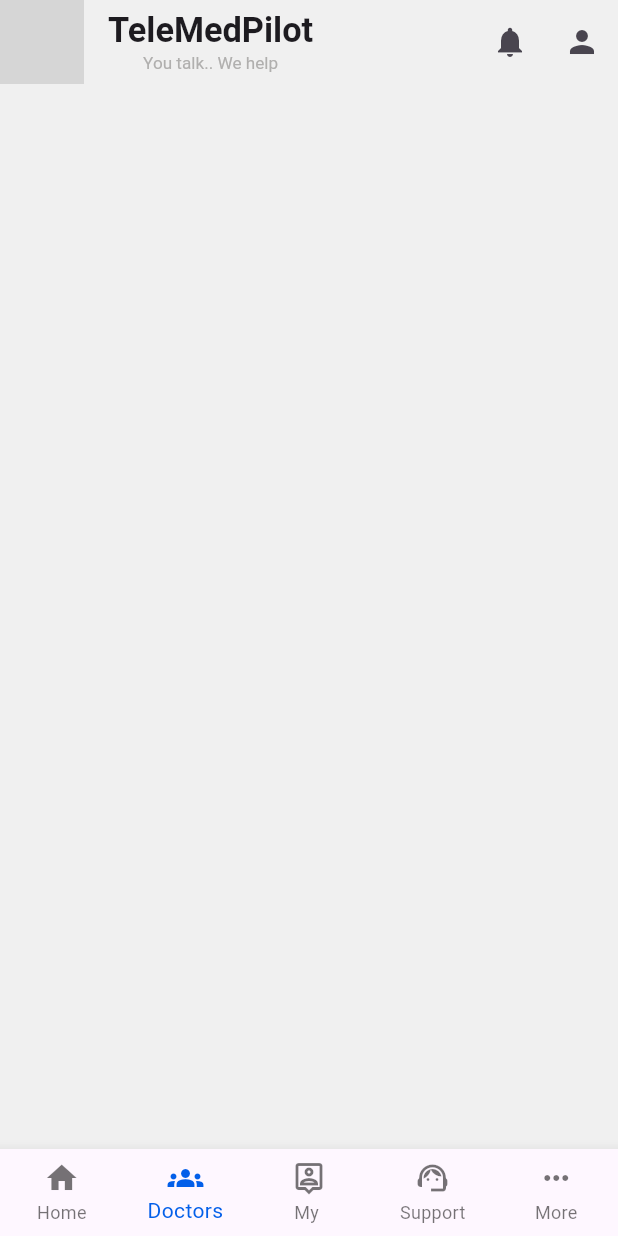
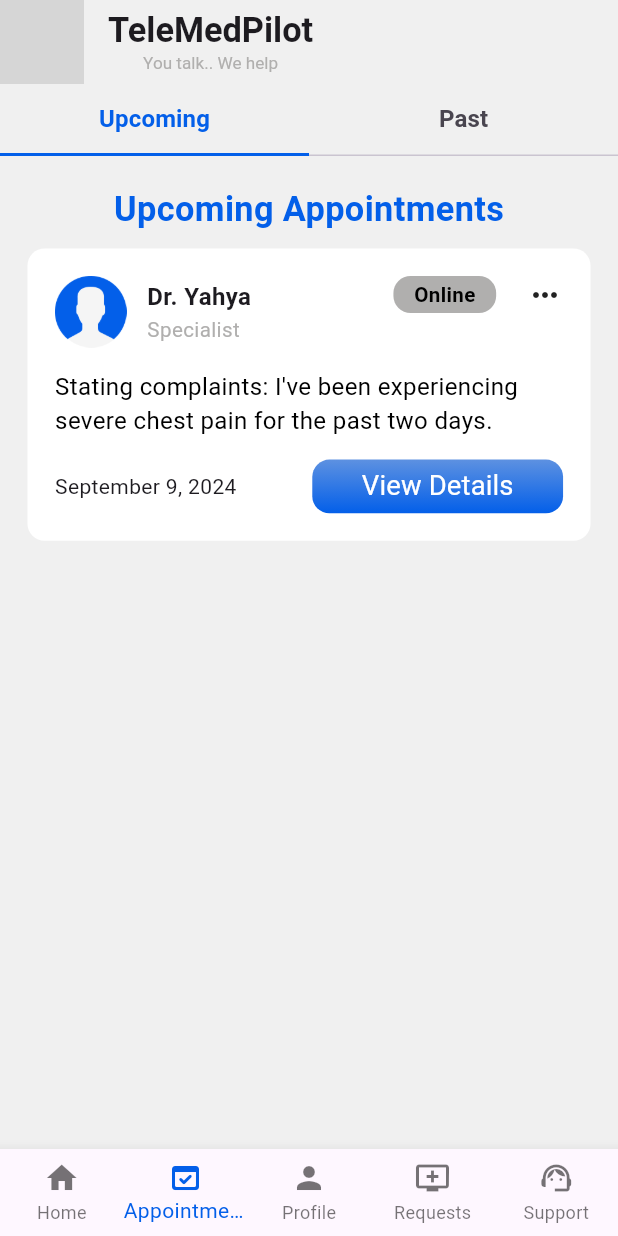
Before and after one commit to mostafa-aboelmagd/telemedicine-app, a Flutter app: the MainScreenLayout screen opened by its route, item 2 of the bottom bar chosen, on a phone screen of 412 x 824 dp. Run offline on Flutter 3.47's test engine with Material 3 defaults, Android fonts, the phone set to English and light mode, and no system bars; our stand-ins replace device_info_plus, dio, flutter_dotenv, flutter_riverpod, flutter_screenutil, permission_handler and 1 more; accounts and stored records are empty; network calls fail; grey boxes are pictures that could not be loaded.

Commit message:
appointment

```diff
--- a/Mobile App/tele_med_pilot/lib/core/route.dart
+++ b/Mobile App/tele_med_pilot/lib/core/route.dart
@@ -1,11 +1,9 @@
 import 'package:flutter/material.dart';
 import 'package:tele_med_pilot/AuthContainer.dart';
 import 'package:tele_med_pilot/features/Booking/view/Bookingg_view.dart';
+import 'package:tele_med_pilot/features/appointments/views/appointments_screen.dart';
 import 'package:tele_med_pilot/features/book%20appointment/view/add_appointment_vie/add_appointment_view.dart';
-import 'package:tele_med_pilot/features/doctors/views/doctors_screen.dart';
 import 'package:tele_med_pilot/features/home_page/views/home_screen.dart';
-import 'package:tele_med_pilot/features/more/views/more_screen.dart';
-import 'package:tele_med_pilot/features/my_sessions/views/my_sessions_screen.dart';
 import 'package:tele_med_pilot/features/notification/views/notifications_screen.dart';
 import 'package:tele_med_pilot/features/profile/views/profile_screen.dart';
 import 'package:tele_med_pilot/features/sign_in/views/signin_screen.dart';
@@ -19,18 +17,14 @@ class RouteClass {
   // Navigation bar screen routes
   static const String mainLayoutRoute = "/main_layout_screen";
   static const String homeRoute = "/home_screen";
-  static const String doctorsRoute = "/doctors_screen";
   static const String supportRoute = "/support";
-  static const String moreRoute = "//more_screen";
-  static const String myTherapistsScreen =
-      "/main_layout_screen/my_therapists_screen";
+  static const String appointmentsRoute = "/appointments";
+  static const String profileRoute = "/profile_screen";
 
   // Application internal screen routes
-  static const String profileRoute = "/profile_screen";
   static const String notificationsRoute = "/notification_screen";
 
   //Registration and athentication routes
-
   static const String signInRoute = "/sign_in_screen";
   static const String signUpStepRoute = "/sign_up_screen";
 
@@ -60,20 +54,12 @@ class RouteClass {
         page = const HomeScreen();
         break;
 
-      case doctorsRoute:
-        page = const DoctorsScreen();
-        break;
-
       case supportRoute:
         page = const SupportScreen();
         break;
 
-      case moreRoute:
-        page = const MoreScreen();
-        break;
-
-      case myTherapistsScreen:
-        page = const MySessionsScreen();
+      case appointmentsRoute:
+        page = const AppointmentsScreen();
         break;
 
       case profileRoute:
--- /dev/null
+++ b/Mobile App/tele_med_pilot/lib/features/appointments/views/appointments_screen.dart
@@ -0,0 +1,201 @@
+import 'package:flutter/material.dart';
+import 'package:flutter_riverpod/flutter_riverpod.dart';
+import 'package:flutter_screenutil/flutter_screenutil.dart';
+import 'package:tele_med_pilot/core/constant.dart';
+import 'package:tele_med_pilot/core/theme.dart';
+import 'package:tele_med_pilot/ui/components/button.dart';
+
+class AppointmentsScreen extends ConsumerStatefulWidget {
+  const AppointmentsScreen({super.key});
+
+  @override
+  ConsumerState<ConsumerStatefulWidget> createState() =>
+      _AppointmentsScreenState();
+}
+
+class _AppointmentsScreenState extends ConsumerState<AppointmentsScreen> {
+  @override
+  Widget build(BuildContext context) {
+    return DefaultTabController(
+      length: 2,
+      child: Scaffold(
+        appBar: AppBar(
+          leading: Image.asset(AppConstants.logo),
+          title: Column(
+            crossAxisAlignment: CrossAxisAlignment.center,
+            children: [
+              Text(
+                "TeleMedPilot",
+                style: AppTextStyles.bodyTextLargeBold,
+              ),
+              Text(
+                "You talk.. We help",
+                style: AppTextStyles.bodyTextExtraSmallNormal,
+              ),
+            ],
+          ),
+          bottom: TabBar(
+            indicatorColor: AppColors.blue100,
+            labelColor: AppColors.blue100,
+            indicatorSize: TabBarIndicatorSize.tab,
+            overlayColor: const WidgetStatePropertyAll(Colors.transparent),
+            labelStyle: AppTextStyles.bodyTextBold,
+            tabs: const [
+              Tab(text: 'Upcoming'),
+              Tab(text: 'Past'),
+            ],
+          ),
+        ),
+        body: const TabBarView(
+          children: [
+            OngoingAppointmentsView(),
+            PastAppointmentsView(),
+          ],
+        ),
+      ),
+    );
+  }
+}
+
+class OngoingAppointmentsView extends ConsumerStatefulWidget {
+  const OngoingAppointmentsView({super.key});
+
+  @override
+  ConsumerState<ConsumerStatefulWidget> createState() =>
+      _OngoingAppointmentsViewState();
+}
+
+class _OngoingAppointmentsViewState
+    extends ConsumerState<ConsumerStatefulWidget> {
+  @override
+  Widget build(BuildContext context) {
+    return Padding(
+      padding: EdgeInsets.symmetric(vertical: 16.h, horizontal: 16.w),
+      child: Column(
+        children: [
+          Text(
+            "Upcoming Appointments",
+            style: AppTextStyles.bodyTextLargeBold
+                .copyWith(color: AppColors.blue100),
+          ),
+          Stack(
+            children: [
+              Container(
+                width: double.infinity,
+                margin: EdgeInsets.symmetric(vertical: 8.h),
+                padding: EdgeInsets.all(16.r),
+                decoration: BoxDecoration(
+                  color: AppColors.white,
+                  borderRadius: BorderRadius.circular(10.r),
+                ),
+                child: Column(
+                  crossAxisAlignment: CrossAxisAlignment.start,
+                  children: [
+                    Row(
+                      mainAxisAlignment: MainAxisAlignment.spaceBetween,
+                      crossAxisAlignment: CrossAxisAlignment.start,
+                      children: [
+                        Row(
+                          crossAxisAlignment: CrossAxisAlignment.center,
+                          children: [
+                            Image.asset(
+                              AppConstants.emptyProfile,
+                              height: 40.h,
+                              width: 40.h,
+                            ),
+                            SizedBox(width: 12.w),
+                            Column(
+                              crossAxisAlignment: CrossAxisAlignment.start,
+                              children: [
+                                Text(
+                                  "Dr. Yahya",
+                                  style: AppTextStyles.bodyTextBold,
+                                ),
+                                Text(
+                                  "Specialist",
+                                  style: AppTextStyles.bodyTextSmallNormal,
+                                )
+                              ],
+                            ),
+                          ],
+                        ),
+                        Row(
+                          mainAxisSize: MainAxisSize.min,
+                          children: [
+                            Container(
+                              padding: EdgeInsets.symmetric(
+                                  vertical: 2.h, horizontal: 12.w),
+                              decoration: BoxDecoration(
+                                color: AppColors.gray60,
+                                borderRadius: BorderRadius.circular(10.r),
+                              ),
+                              child: Text(
+                                "Online",
+                                style: AppTextStyles.bodyTextSmallBold
+                                    .copyWith(color: AppColors.black),
+                              ),
+                            ),
+                            SizedBox(width: 18.w),
+                            const Icon(Icons.more_horiz),
+                          ],
+                        )
+                      ],
+                    ),
+                    SizedBox(height: 12.h),
+                    Text(
+                      "Stating complaints: I've been experiencing severe chest pain for the past two days.",
+                      style: AppTextStyles.bodyTextMedium
+                          .copyWith(color: AppColors.black),
+                      softWrap: true,
+                    ),
+                    SizedBox(height: 12.h),
+                    Row(
+                      mainAxisAlignment: MainAxisAlignment.spaceBetween,
+                      children: [
+                        const Text("September 9, 2024"),
+                        SizedBox(
+                          width: 140.h,
+                          child: Button(
+                            label: "View Details",
+                            labelColor: AppColors.white,
+                            isValid: true,
+                            onTap: () {},
+                          ),
+                        )
+                      ],
+                    )
+                  ],
+                ),
+              ),
+            ],
+          ),
+        ],
+      ),
+    );
+  }
+}
+
+class PastAppointmentsView extends ConsumerStatefulWidget {
+  const PastAppointmentsView({super.key});
+  @override
+  ConsumerState<ConsumerStatefulWidget> createState() =>
+      _PastAppointmentsViewState();
+}
+
+class _PastAppointmentsViewState extends ConsumerState<ConsumerStatefulWidget> {
+  @override
+  Widget build(BuildContext context) {
+    return Padding(
+      padding: EdgeInsets.symmetric(vertical: 16.h, horizontal: 16.w),
+      child: Column(
+        children: [
+          Text(
+            "Past Appointments",
+            style: AppTextStyles.bodyTextLargeBold
+                .copyWith(color: AppColors.blue100),
+          ),
+        ],
+      ),
+    );
+  }
+}
--- a/Mobile App/tele_med_pilot/lib/features/support/views/support_screen.dart
+++ b/Mobile App/tele_med_pilot/lib/features/support/views/support_screen.dart
@@ -30,7 +30,7 @@ class _SupportScreenState extends ConsumerState<SupportScreen> {
                   SizedBox(height: 12.h),
                   Text(
                     "Support",
-                    style: AppTextStyles.bodyTextExtraLargeBold
+                    style: AppTextStyles.bodyTextLargeBold
                         .copyWith(color: AppColors.blue100),
                   ),
                   SizedBox(height: 12.h),
--- a/Mobile App/tele_med_pilot/lib/ui/components/app_bar.dart
+++ b/Mobile App/tele_med_pilot/lib/ui/components/app_bar.dart
@@ -1,6 +1,5 @@
 import 'package:flutter/material.dart';
 import 'package:tele_med_pilot/core/constant.dart';
-import 'package:tele_med_pilot/core/route.dart';
 import 'package:tele_med_pilot/core/theme.dart';
 
 class CustomAppBar extends StatelessWidget implements PreferredSizeWidget {
@@ -24,26 +23,6 @@ class CustomAppBar extends StatelessWidget implements PreferredSizeWidget {
           ),
         ],
       ),
-      actions: [
-        Row(crossAxisAlignment: CrossAxisAlignment.center, children: [
-          if (identifier == 1 || identifier == 2)
-            IconButton(
-              padding: const EdgeInsets.all(0),
-              icon: const Icon(Icons.notifications),
-              onPressed: () {
-                Navigator.pushNamed(context, RouteClass.notificationsRoute);
-              },
-            ),
-          if (identifier == 1)
-            IconButton(
-              padding: const EdgeInsets.all(0),
-              icon: const Icon(Icons.person),
-              onPressed: () {
-                Navigator.pushNamed(context, RouteClass.profileRoute);
-              },
-            ),
-        ])
-      ],
     );
   }
 
--- a/Mobile App/tele_med_pilot/lib/ui/main_screen_layout.dart
+++ b/Mobile App/tele_med_pilot/lib/ui/main_screen_layout.dart
@@ -1,9 +1,8 @@
 import 'package:flutter/material.dart';
 import 'package:tele_med_pilot/core/theme.dart';
-import 'package:tele_med_pilot/features/doctors/views/doctors_screen.dart';
+import 'package:tele_med_pilot/features/appointments/views/appointments_screen.dart';
 import 'package:tele_med_pilot/features/home_page/views/home_screen.dart';
-import 'package:tele_med_pilot/features/more/views/more_screen.dart';
-import 'package:tele_med_pilot/features/my_sessions/views/my_sessions_screen.dart';
+import 'package:tele_med_pilot/features/profile/views/profile_screen.dart';
 import 'package:tele_med_pilot/features/support/views/support_screen.dart';
 
 class MainScreenLayout extends StatefulWidget {
@@ -18,10 +17,10 @@ class _MainScreenLayoutState extends State<MainScreenLayout> {
 
   final List<Widget> _screens = [
     const HomeScreen(),
-    const DoctorsScreen(),
-    const MySessionsScreen(),
+    const AppointmentsScreen(),
+    const ProfileScreen(),
+    //requests
     const SupportScreen(),
-    const MoreScreen(),
   ];
 
   void _onItemTapped(int index) {
@@ -45,20 +44,20 @@ class _MainScreenLayoutState extends State<MainScreenLayout> {
             label: 'Home',
           ),
           BottomNavigationBarItem(
-            icon: Icon(Icons.groups),
-            label: 'Doctors',
+            icon: Icon(Icons.domain_verification_rounded),
+            label: 'Appointments',
           ),
           BottomNavigationBarItem(
-            icon: Icon(Icons.person_pin_outlined),
-            label: 'My ',
+            icon: Icon(Icons.person),
+            label: 'Profile',
+          ),
+          BottomNavigationBarItem(
+            icon: Icon(Icons.add_to_queue),
+            label: 'Requests',
           ),
           BottomNavigationBarItem(
             icon: Icon(Icons.support_agent),
             label: 'Support',
-          ),
-          BottomNavigationBarItem(
-            icon: Icon(Icons.more_horiz),
-            label: 'More',
           ),
         ],
         currentIndex: _selectedIndex,
```
Also changed, not shown: Mobile App/tele_med_pilot/lib/features/my_sessions/views/my_sessions_screen.dart (deleted, +0 -30 lines), Mobile App/tele_med_pilot/lib/features/profile/views/profile_screen.dart (+4 -26 lines).
